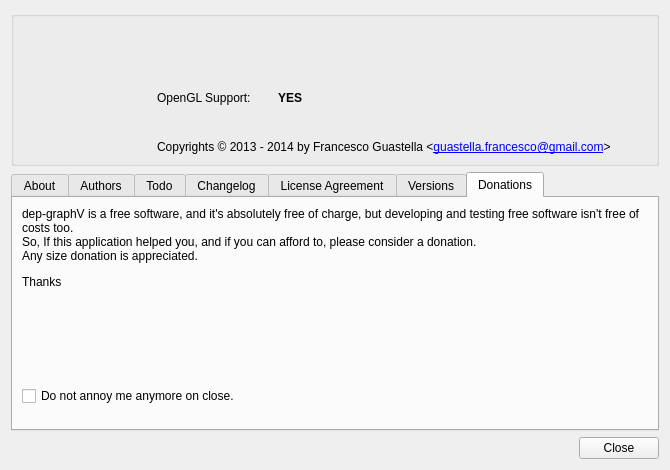
The window that ui/aboutdialog.ui (romeoxbm/depgraphv) describes before a commit, drawn with Qt 5.
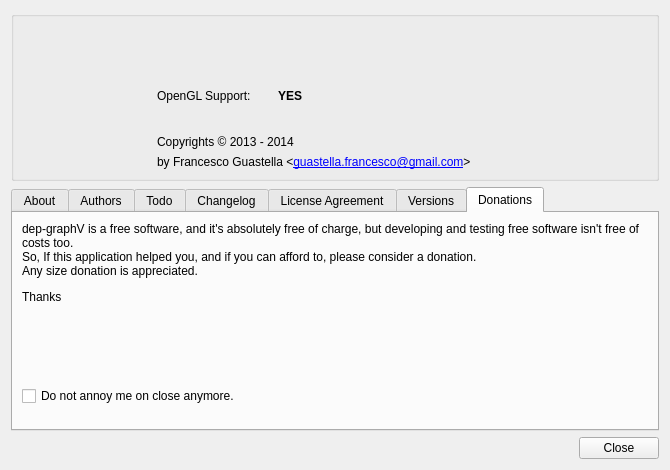
The same window after the commit. The open tabs and pages were chosen to show the change. Icons and pictures are not drawn.

Commit message: - Minor changes in the About dialog; - Minor formatting changes;

Diff of the .ui file:
```diff
--- a/ui/aboutdialog.ui
+++ b/ui/aboutdialog.ui
@@ -276,7 +276,7 @@
        <item row="1" column="0">
         <widget class="QCheckBox" name="donateCheckBox">
          <property name="text">
-          <string>Do not annoy me anymore on close.</string>
+          <string>Do not annoy me on close anymore.</string>
          </property>
         </widget>
        </item>
@@ -372,6 +372,12 @@
       </item>
       <item row="0" column="1">
        <widget class="QLabel" name="projectNameLabel">
+        <property name="minimumSize">
+         <size>
+          <width>0</width>
+          <height>35</height>
+         </size>
+        </property>
         <property name="maximumSize">
          <size>
           <width>16777215</width>
@@ -440,7 +446,7 @@
       <item row="3" column="1">
        <widget class="QLabel" name="projectCopyRightsLabel">
         <property name="text">
-         <string notr="true">&lt;html&gt;&lt;head/&gt;&lt;body&gt;&lt;p&gt;Copyrights © 2013 - 2014 by Francesco Guastella &amp;lt;&lt;a href=&quot;mailto:guastella.francesco@gmail.com&quot;&gt;&lt;span style=&quot; text-decoration: underline; color:#0000ff;&quot;&gt;guastella.francesco@gmail.com&lt;/span&gt;&lt;/a&gt;&amp;gt;&lt;/p&gt;&lt;/body&gt;&lt;/html&gt;</string>
+         <string notr="true">&lt;html&gt;&lt;head/&gt;&lt;body&gt;&lt;p&gt;Copyrights © 2013 - 2014&lt;/p&gt;&lt;/body&gt;&lt;/html&gt;</string>
         </property>
         <property name="alignment">
          <set>Qt::AlignBottom|Qt::AlignLeading|Qt::AlignLeft</set>
@@ -450,6 +456,13 @@
         </property>
        </widget>
       </item>
+      <item row="4" column="1">
+       <widget class="QLabel" name="copyrightsByLabel">
+        <property name="text">
+         <string notr="true">&lt;html&gt;&lt;body&gt;&lt;p&gt;by Francesco Guastella &amp;lt;&lt;a href=&quot;mailto:guastella.francesco@gmail.com&quot;&gt;&lt;span style=&quot; text-decoration: underline; color:#0000ff;&quot;&gt;guastella.francesco@gmail.com&lt;/span&gt;&lt;/a&gt;&amp;gt;&lt;/p&gt;&lt;/body&gt;&lt;/html&gt;</string>
+        </property>
+       </widget>
+      </item>
      </layout>
     </widget>
    </item>
```
The commit also changes 2 other files.
